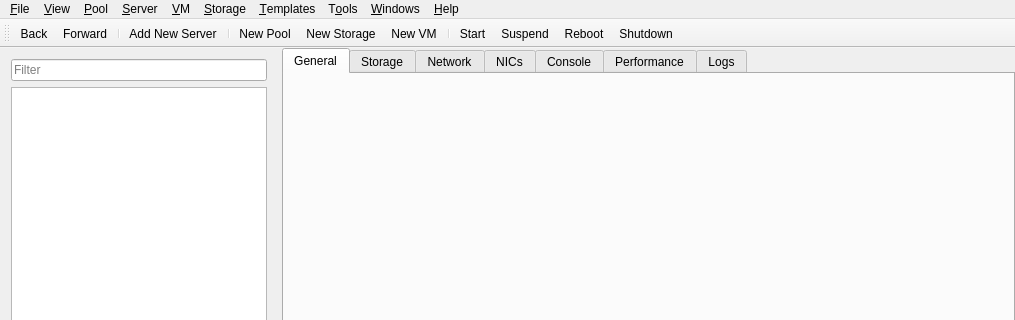
Qt form src/ui/MainWindow.ui (morsik/xsm) before a commit; both pictures show x 0 to 1015 and y 0 to 320 of the 1015 by 639 pixel window.
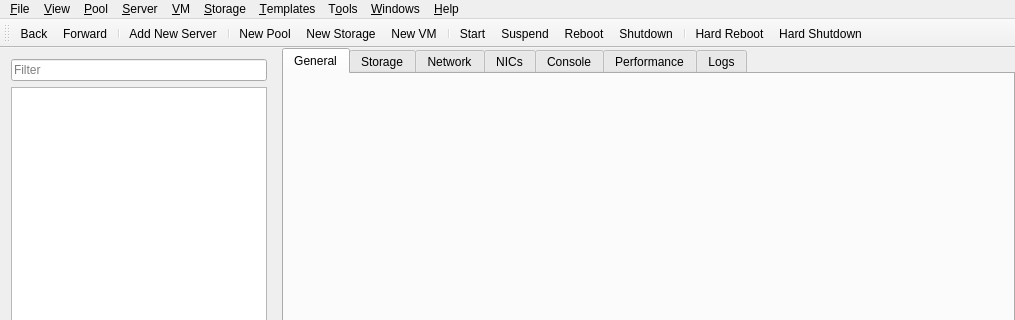
The same form after that commit.

Commit message: VM start/stop/etc. buttons now works

```diff
--- a/src/ui/MainWindow.ui
+++ b/src/ui/MainWindow.ui
@@ -208,6 +208,9 @@
    <addaction name="menu_Help"/>
   </widget>
   <widget class="QToolBar" name="mainToolBar">
+   <property name="toolButtonStyle">
+    <enum>Qt::ToolButtonTextBesideIcon</enum>
+   </property>
    <attribute name="toolBarArea">
     <enum>TopToolBarArea</enum>
    </attribute>
@@ -225,8 +228,11 @@
    <addaction name="separator"/>
    <addaction name="actionStart"/>
    <addaction name="actionSuspend"/>
-   <addaction name="actionReboot"/>
-   <addaction name="actionShutdown"/>
+   <addaction name="actionCleanReboot"/>
+   <addaction name="actionCleanShutdown"/>
+   <addaction name="separator"/>
+   <addaction name="actionHardReboot"/>
+   <addaction name="actionHardShutdown"/>
   </widget>
   <widget class="QStatusBar" name="statusBar"/>
   <action name="actionBack">
@@ -259,12 +265,12 @@
     <string>New VM</string>
    </property>
   </action>
-  <action name="actionShutdown">
+  <action name="actionCleanShutdown">
    <property name="text">
     <string>Shutdown</string>
    </property>
   </action>
-  <action name="actionReboot">
+  <action name="actionCleanReboot">
    <property name="text">
     <string>Reboot</string>
    </property>
@@ -279,6 +285,16 @@
     <string>Start</string>
    </property>
   </action>
+  <action name="actionHardShutdown">
+   <property name="text">
+    <string>Hard Shutdown</string>
+   </property>
+  </action>
+  <action name="actionHardReboot">
+   <property name="text">
+    <string>Hard Reboot</string>
+   </property>
+  </action>
  </widget>
  <layoutdefault spacing="6" margin="11"/>
  <resources/>
```
The commit also changes 3 other files.
